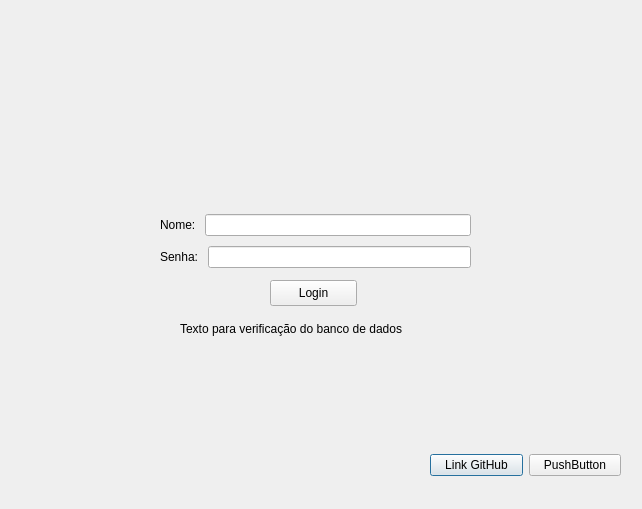
This is janelaterciaria.ui in Luisf66/Qt-Creator as Qt 5 draws it before an edit. The edited form follows.
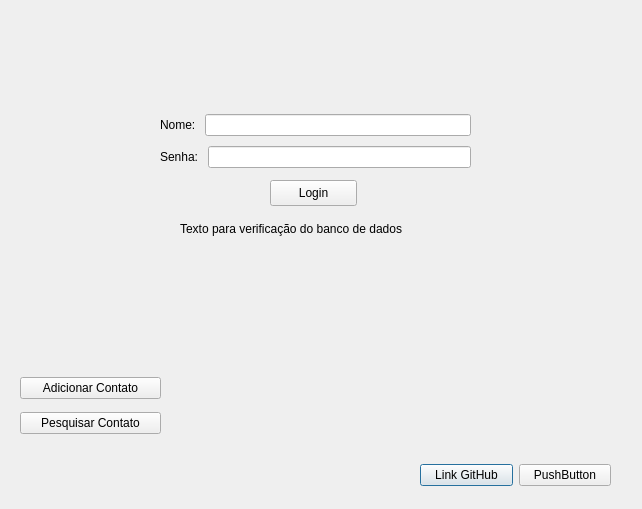
This is the edited form.

```diff
--- a/janelaterciaria.ui
+++ b/janelaterciaria.ui
@@ -16,8 +16,8 @@
   <widget class="QWidget" name="layoutWidget">
    <property name="geometry">
     <rect>
-     <x>430</x>
-     <y>450</y>
+     <x>420</x>
+     <y>460</y>
      <width>191</width>
      <height>31</height>
     </rect>
@@ -43,8 +43,8 @@
    <property name="geometry">
     <rect>
      <x>180</x>
-     <y>320</y>
-     <width>441</width>
+     <y>220</y>
+     <width>411</width>
      <height>18</height>
     </rect>
    </property>
@@ -56,7 +56,7 @@
    <property name="geometry">
     <rect>
      <x>270</x>
-     <y>280</y>
+     <y>180</y>
      <width>87</width>
      <height>26</height>
     </rect>
@@ -65,11 +65,11 @@
     <string>Login</string>
    </property>
   </widget>
-  <widget class="QWidget" name="">
+  <widget class="QWidget" name="layoutWidget">
    <property name="geometry">
     <rect>
      <x>160</x>
-     <y>210</y>
+     <y>110</y>
      <width>311</width>
      <height>64</height>
     </rect>
@@ -109,6 +109,32 @@
     </item>
    </layout>
   </widget>
+  <widget class="QWidget" name="">
+   <property name="geometry">
+    <rect>
+     <x>20</x>
+     <y>370</y>
+     <width>141</width>
+     <height>71</height>
+    </rect>
+   </property>
+   <layout class="QVBoxLayout" name="verticalLayout_2">
+    <item>
+     <widget class="QPushButton" name="btn_add_contato">
+      <property name="text">
+       <string>Adicionar Contato</string>
+      </property>
+     </widget>
+    </item>
+    <item>
+     <widget class="QPushButton" name="btn_ler_contato">
+      <property name="text">
+       <string>Pesquisar Contato</string>
+      </property>
+     </widget>
+    </item>
+   </layout>
+  </widget>
  </widget>
  <resources/>
  <connections/>
```
